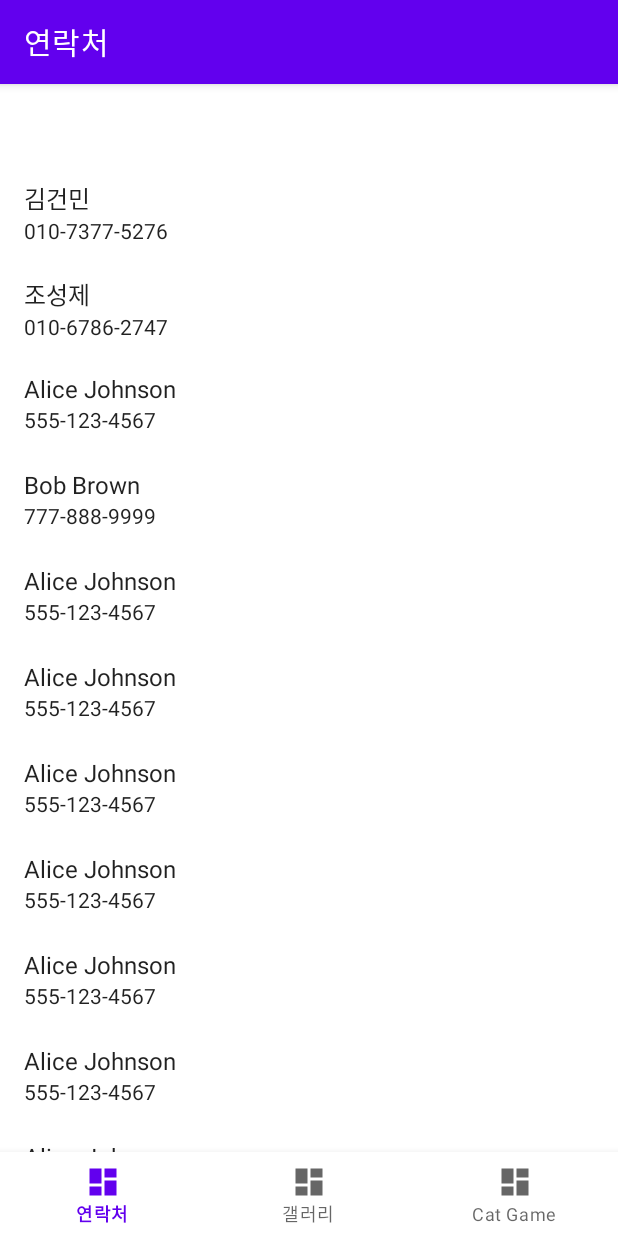
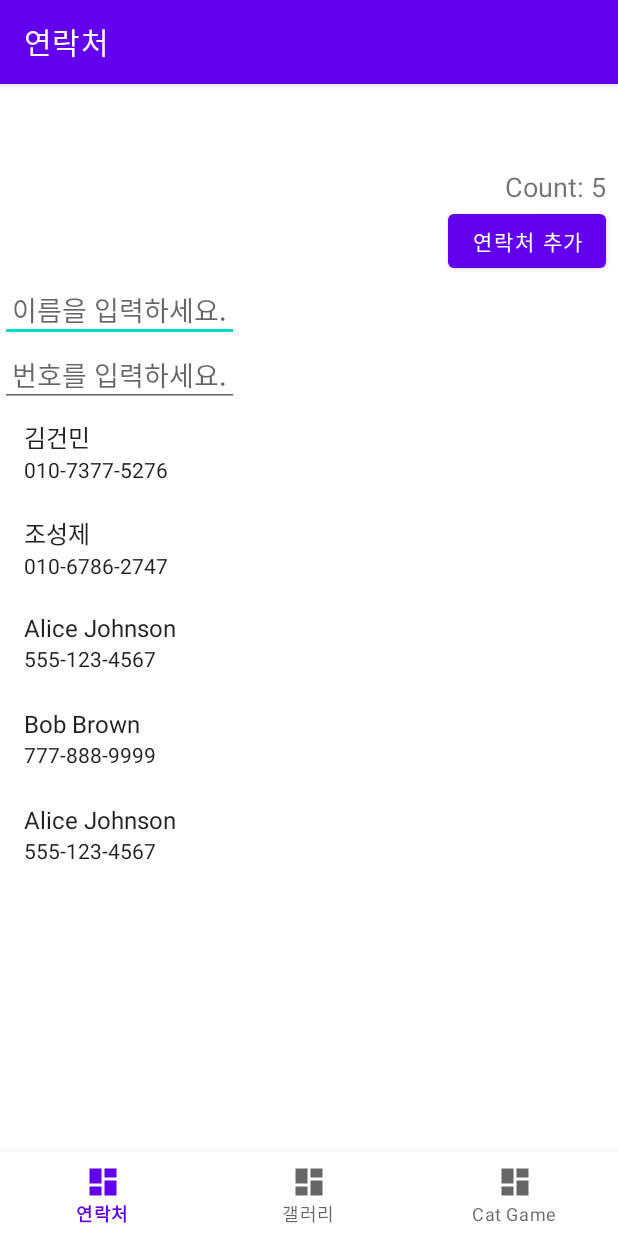
Before and after one commit to choseongje/MadCampWeek1, an Android app: the screen it shows after launch (MainActivity), on a phone screen of 412 x 824 dp. Run offline under Robolectric (Android 15) with nearby library versions, the phone set to English and light mode, and no system bars; our stand-ins replace navigation-ui.

Commit message:
연락처 추가 기능

```diff
--- a/test4/app/src/main/java/com/example/test4/ui/home/Contact.kt
+++ /dev/null
@@ -1,3 +0,0 @@
-package com.example.test4.ui.home
-
-data class Contact(val name: String, val phoneNumber: String)
--- a/test4/app/src/main/java/com/example/test4/ui/home/ContactAdapter.kt
+++ b/test4/app/src/main/java/com/example/test4/ui/home/ContactAdapter.kt
@@ -6,7 +6,7 @@ import android.view.ViewGroup
 import android.widget.TextView
 import androidx.recyclerview.widget.RecyclerView
 
-class ContactAdapter(private val contacts: List<Contact>) : RecyclerView.Adapter<ContactAdapter.ContactViewHolder>() {
+class ContactAdapter(private val contacts: MutableList<Contact>) : RecyclerView.Adapter<ContactAdapter.ContactViewHolder>(){
 
     class ContactViewHolder(itemView: View) : RecyclerView.ViewHolder(itemView) {
         val nameTextView: TextView = itemView.findViewById(android.R.id.text1)
@@ -25,4 +25,10 @@ class ContactAdapter(private val contacts: List<Contact>) : RecyclerView.Adapter
     }
 
     override fun getItemCount(): Int = contacts.size
+
+    fun addContact(contact: Contact) {
+        contacts.add(contact)
+        notifyItemInserted(contacts.size -1)
+    }
+
 }
--- a/test4/app/src/main/java/com/example/test4/ui/home/HomeFragment.kt
+++ b/test4/app/src/main/java/com/example/test4/ui/home/HomeFragment.kt
@@ -5,37 +5,79 @@ import androidx.fragment.app.Fragment
 import android.view.LayoutInflater
 import android.view.View
 import android.view.ViewGroup
+import android.widget.Button
+import android.widget.EditText
+import android.widget.TextView
 import androidx.recyclerview.widget.LinearLayoutManager
 import androidx.recyclerview.widget.RecyclerView
 import com.google.gson.Gson
 import com.google.gson.reflect.TypeToken
+import com.example.test4.R
 import java.io.InputStreamReader
 
-
-import com.example.test4.R
+data class Contact(val name: String, val phoneNumber: String)
 
 class HomeFragment : Fragment() {
+
+    private lateinit var adapter: ContactAdapter
+    private lateinit var itemCountTextView: TextView
+    private lateinit var nameEditText: EditText
+    private lateinit var phoneEditText: EditText
 
     override fun onCreateView(
         inflater: LayoutInflater, container: ViewGroup?,
         savedInstanceState: Bundle?
     ): View? {
-        val rootView = inflater.inflate(R.layout.fragment_home, container, false)
+        val root = inflater.inflate(R.layout.fragment_home, container, false)
 
-        val recyclerView: RecyclerView = rootView.findViewById(R.id.recyclerView)
+        itemCountTextView = root.findViewById(R.id.itemCountTextView)
+
+        nameEditText = root.findViewById(R.id.nameEditText)
+        phoneEditText = root.findViewById(R.id.phoneEditText)
+
+        val recyclerView: RecyclerView = root.findViewById(R.id.recyclerView)
         recyclerView.layoutManager = LinearLayoutManager(context)
 
         val contacts = loadContactsFromJson()
-        val adapter = ContactAdapter(contacts)
+        adapter = ContactAdapter(contacts)
         recyclerView.adapter = adapter
 
-        return rootView
+        updateItemCount()
+
+        val addButton: Button = root.findViewById(R.id.addButton)
+        addButton.setOnClickListener{
+            onAddButtonClicked()
+        }
+
+        return root
     }
 
-    private fun loadContactsFromJson(): List<Contact> {
+    private fun loadContactsFromJson(): MutableList<Contact> {
         val inputStream = resources.openRawResource(R.raw.contacts)
         val reader = InputStreamReader(inputStream)
         val type = object : TypeToken<List<Contact>>() {}.type
         return Gson().fromJson(reader, type)
     }
+
+    private fun updateItemCount(){
+        val cnt = adapter.itemCount
+        itemCountTextView.text = "Count: $cnt"
+    }
+
+    private fun onAddButtonClicked(){
+        val name = nameEditText.text.toString().trim()
+        val phone = phoneEditText.text.toString().trim()
+
+        if(name.isNotEmpty() && phone.isNotEmpty()){
+            addContact(Contact(name,phone))
+            nameEditText.text.clear()
+            phoneEditText.text.clear()
+            updateItemCount()
+        }
+    }
+
+    private fun addContact(contact: Contact) {
+        adapter.addContact(contact)
+        updateItemCount()
+    }
 }
--- a/test4/app/src/main/java/com/example/test4/ui/notifications/NotificationsFragment.kt
+++ b/test4/app/src/main/java/com/example/test4/ui/notifications/NotificationsFragment.kt
@@ -57,13 +57,13 @@ class NotificationsFragment : Fragment() {
         val textView: TextView = binding.textView
 
         imageView.setImageResource(images[currentIndex])
-        textView.text = "  $currentIndex" // 초기화 시 인덱스 설정
+        textView.text = "$currentIndex" // 초기화 시 인덱스 설정
         imageView.setOnClickListener {
             // 다음 이미지로 전환
             currentIndex = (currentIndex + 1)
             imageView.setImageResource(images[currentIndex % images.size])
             // 텍스트 뷰 업데이트
-            textView.text = "   $currentIndex"
+            textView.text = "$currentIndex"
         }
 
         return root
--- a/test4/app/src/main/res/layout/fragment_home.xml
+++ b/test4/app/src/main/res/layout/fragment_home.xml
@@ -1,17 +1,58 @@
 <?xml version="1.0" encoding="utf-8"?>
 <androidx.constraintlayout.widget.ConstraintLayout xmlns:android="http://schemas.android.com/apk/res/android"
     xmlns:app="http://schemas.android.com/apk/res-auto"
-    xmlns:tools="http://schemas.android.com/tools"
     android:layout_width="match_parent"
     android:layout_height="match_parent"
-    tools:context=".HomeFragment">
+    >
 
-    <androidx.recyclerview.widget.RecyclerView
-        android:id="@+id/recyclerView"
+    <LinearLayout
         android:layout_width="match_parent"
         android:layout_height="match_parent"
-        app:layout_constraintTop_toTopOf="parent"
-        app:layout_constraintBottom_toBottomOf="parent"
-        app:layout_constraintLeft_toLeftOf="parent"
-        app:layout_constraintRight_toRightOf="parent"/>
+        android:orientation="vertical">
+
+        <TextView
+            android:id="@+id/itemCountTextView"
+            android:layout_width="wrap_content"
+            android:layout_height="wrap_content"
+            android:textSize="18sp"
+            android:layout_gravity="right"
+            android:layout_marginEnd="8dp"/>
+
+        <Button
+            android:id="@+id/addButton"
+            android:layout_width="wrap_content"
+            android:layout_height="wrap_content"
+            android:layout_gravity="right"
+            android:layout_marginEnd="8dp"
+            android:text="연락처 추가"
+            />
+
+        <EditText
+            android:id="@+id/nameEditText"
+            android:layout_width="wrap_content"
+            android:layout_height="wrap_content"
+            android:inputType="text"
+            android:hint="이름을 입력하세요."
+            android:padding="8dp"/>
+
+        <EditText
+            android:id="@+id/phoneEditText"
+            android:layout_width="wrap_content"
+            android:layout_height="wrap_content"
+            android:inputType="text"
+            android:hint="번호를 입력하세요."
+            android:padding="8dp"/>
+
+        <androidx.recyclerview.widget.RecyclerView
+            android:id="@+id/recyclerView"
+            android:layout_width="match_parent"
+            android:layout_height="match_parent"
+            app:layout_constraintBottom_toBottomOf="parent"
+            app:layout_constraintLeft_toLeftOf="parent"
+            app:layout_constraintRight_toRightOf="parent"
+            app:layout_constraintTop_toTopOf="parent" />
+
+    </LinearLayout>
+
+
 </androidx.constraintlayout.widget.ConstraintLayout>
```
Also changed, not shown: test4/app/src/main/res/raw/contacts.json (+0 -100 lines).
